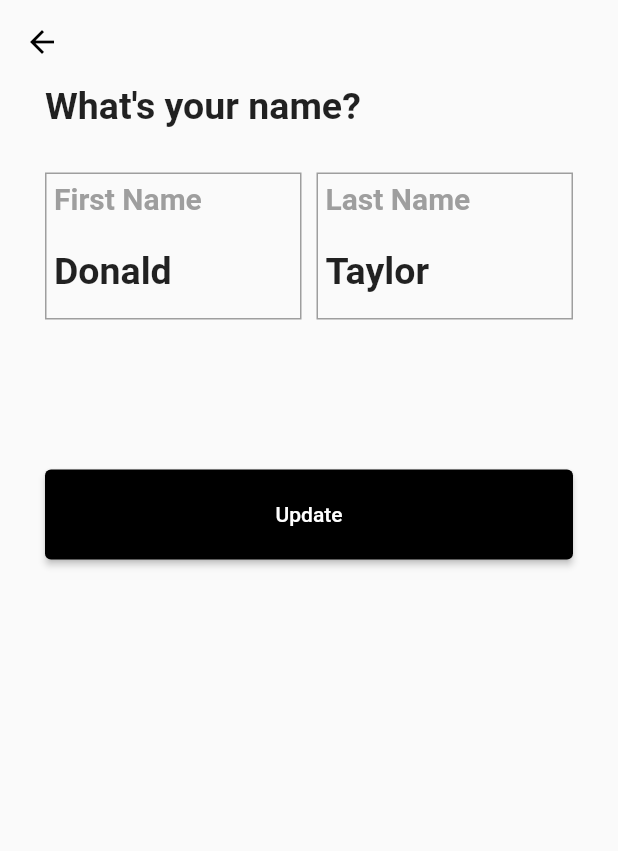
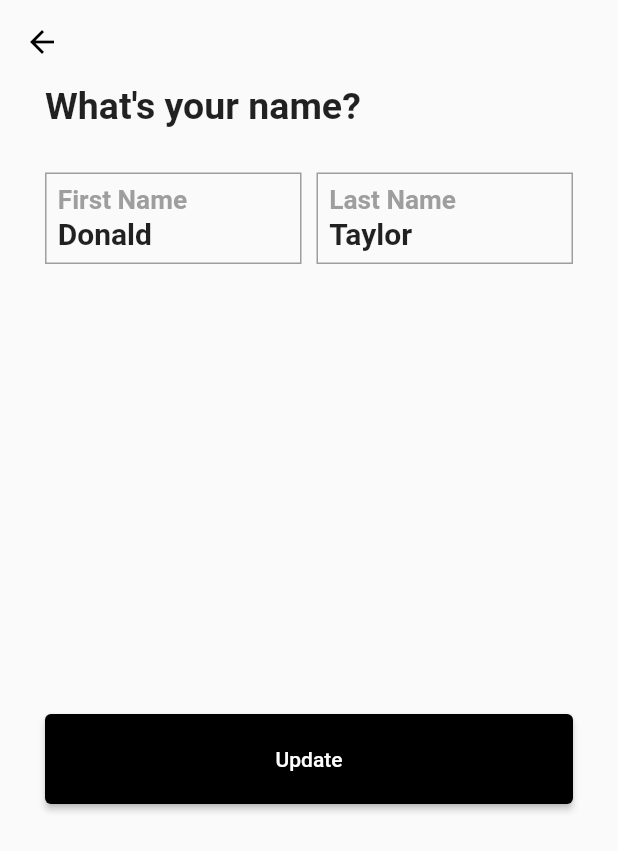
Before and after one commit to DonaldMurdock/Profile-Page, a Flutter app: the screen it shows after launch, after a tap on "Name", on a phone screen of 412 x 824 dp. Shown: the top 851 px of the screen. Run offline on Flutter 3.47's test engine with Material 2 defaults, Android fonts, the phone set to English and light mode, and no system bars.

Commit message:
Layout Adjustments

```diff
--- a/profile_page/lib/components/input_field.dart
+++ b/profile_page/lib/components/input_field.dart
@@ -5,45 +5,51 @@ class InputField extends StatelessWidget {
 
   final String initialText;
   final String labelText;
-  TextEditingController fieldController = TextEditingController();
+  final TextEditingController fieldController;
 
   @override
   Widget build(BuildContext context) {
     fieldController.text = initialText;
 
     return Container(
+      padding: EdgeInsets.all(7.5),
       decoration: BoxDecoration(
         border: Border.all(color: Colors.grey)
       ),
       child: Column(
         crossAxisAlignment: CrossAxisAlignment.start,
         children: [
-          Padding(
-            padding: EdgeInsets.all(5),
-            child: Text(
-              labelText,
-              style: TextStyle(
-                color: Colors.grey,
-                fontSize: 20.0,
-                fontWeight: FontWeight.bold
-              )
-            )
-          ),
-          Padding(
-            padding: EdgeInsets.all(5),
-            child: TextFormField(
-              keyboardType: TextInputType.multiline,
-              maxLines: null,
-              controller: fieldController,
-              decoration: InputDecoration(border: InputBorder.none),
-              style: TextStyle(
-                fontSize: 25.0,
-                fontWeight: FontWeight.bold
-              )
-            )
-          )
+          fieldLabel(),
+          field()
         ]
       )
     );
   }
+
+  Widget fieldLabel(){
+    return Text(
+      labelText,
+      style: TextStyle(
+        color: Colors.grey,
+        fontSize: 17.5,
+        fontWeight: FontWeight.bold
+      )
+    );
+  }
+
+  Widget field(){
+    return TextFormField(
+      keyboardType: TextInputType.multiline,
+      maxLines: null,
+      controller: fieldController,
+      decoration: InputDecoration(
+        border: InputBorder.none,
+        isCollapsed: true,
+      ),
+      style: TextStyle(
+        fontSize: 20.0,
+        fontWeight: FontWeight.bold
+      )
+    );
+  }
 }
--- a/profile_page/lib/components/update_button.dart
+++ b/profile_page/lib/components/update_button.dart
@@ -11,7 +11,9 @@ class UpdateButton extends StatelessWidget {
       width: double.infinity,
       height: 60.0,
       child: ElevatedButton(
-        onPressed: () {updateFunction();},
+        onPressed: () {
+          updateFunction();
+        },
         style: ButtonStyle(
           backgroundColor: MaterialStateProperty.all(Colors.black)
         ),
--- a/profile_page/lib/screens/bio_screen.dart
+++ b/profile_page/lib/screens/bio_screen.dart
@@ -51,7 +51,7 @@ class BioScreen extends StatelessWidget {
                 ]
               ),
               Padding(
-                padding: EdgeInsets.symmetric(horizontal: 30, vertical: 100),
+                padding: EdgeInsets.symmetric(horizontal: 30, vertical: 250),
                 child: UpdateButton(
                   updateFunction: () {
                     updateBio(fieldController, context);
--- a/profile_page/lib/screens/email_screen.dart
+++ b/profile_page/lib/screens/email_screen.dart
@@ -51,7 +51,7 @@ class EmailScreen extends StatelessWidget {
                 ]
               ),
               Padding(
-                padding: EdgeInsets.symmetric(horizontal: 30, vertical: 100),
+                padding: EdgeInsets.symmetric(horizontal: 30, vertical: 300),
                 child: UpdateButton(
                   updateFunction: () {
                     updateEmailAddress(fieldController, context);
--- a/profile_page/lib/screens/name_screen.dart
+++ b/profile_page/lib/screens/name_screen.dart
@@ -44,26 +44,30 @@ class NameScreen extends StatelessWidget {
                   ),
                   Row(
                     children: [
-                      Expanded(child: Padding(
+                      Expanded(
+                        child: Padding(
                           padding: EdgeInsets.only(left: 30.0, right: 5.0, top: 30.0),
                           child: InputField(
                             fieldController: firstNameController,
                             labelText: 'First Name',
                             initialText: currentUser.firstName)
-                      )),
-                      Expanded(child: Padding(
+                        )
+                      ),
+                      Expanded(
+                        child: Padding(
                           padding: EdgeInsets.only(right: 30.0, left: 5.0, top: 30.0),
                           child: InputField(
                             fieldController: lastNameController,
                             labelText: 'Last Name',
                             initialText: currentUser.lastName)
-                      )),
+                        )
+                      ),
                     ]
                   )
                 ]
               ),
               Padding(
-                padding: EdgeInsets.symmetric(horizontal: 30, vertical: 100),
+                padding: EdgeInsets.symmetric(horizontal: 30, vertical: 300),
                 child: UpdateButton(
                   updateFunction: () {
                     updateName(firstNameController, lastNameController, context);
@@ -77,7 +81,7 @@ class NameScreen extends StatelessWidget {
     );
   }
 
-  updateName(TextEditingController firstNameController, TextEditingController lastNameController, BuildContext context) {
+  updateName(firstNameController, lastNameController, context) {
     currentUser.firstName = firstNameController.text;
     currentUser.lastName = lastNameController.text;
     updateInfo();
--- a/profile_page/lib/screens/phone_screen.dart
+++ b/profile_page/lib/screens/phone_screen.dart
@@ -51,7 +51,7 @@ class PhoneScreen extends StatelessWidget {
                 ]
               ),
               Padding(
-                padding: EdgeInsets.symmetric(horizontal: 30, vertical: 100),
+                padding: EdgeInsets.symmetric(horizontal: 30, vertical: 300),
                 child: UpdateButton(
                   updateFunction: () {
                     updatePhoneNumber(fieldController, context);
```
Lines whose indentation alone changed are shown as unchanged.
